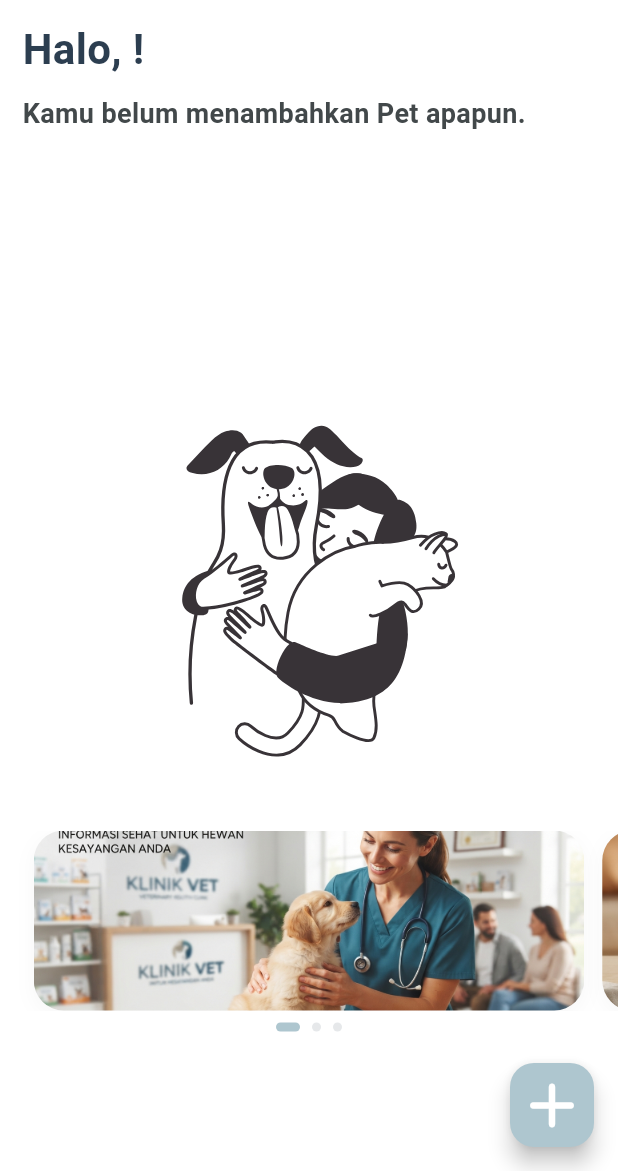
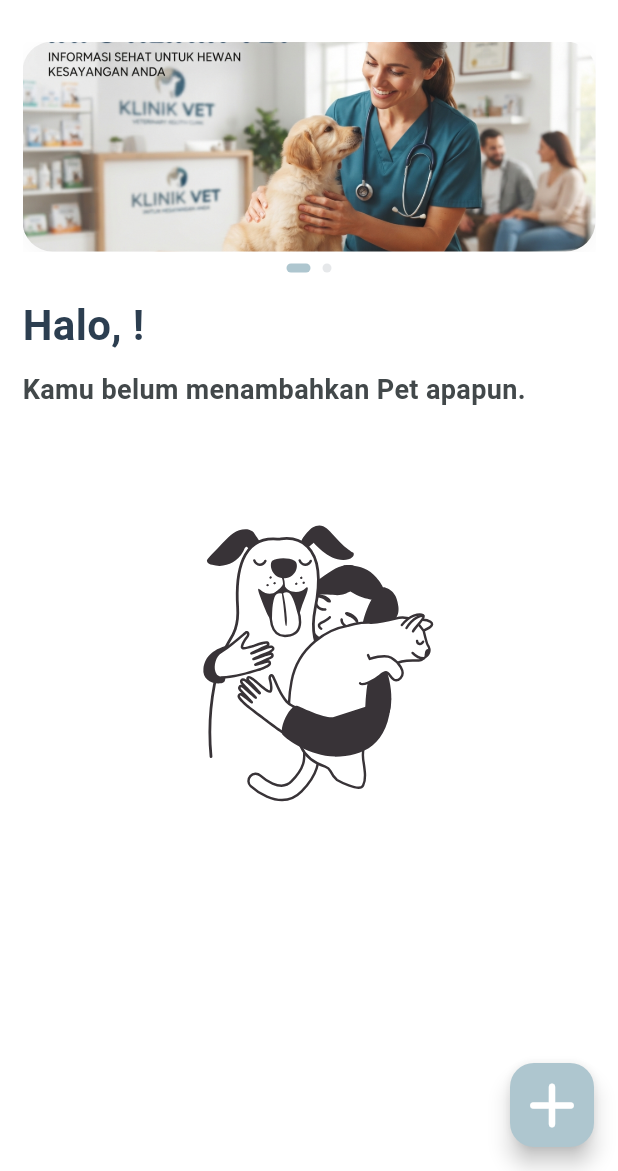
Before and after one commit to faizmuhamad14/latihan_project, a Flutter app: the HomePageScreen screen opened directly with empty values, on a phone screen of 412 x 824 dp, the part 65-1236 px from its top. Run offline on Flutter 3.47's test engine with Material 3 defaults, Android fonts, the phone set to English and light mode, and no system bars; our stand-ins replace cloud_firestore, firebase_auth, firebase_core, image_picker, lottie, persistent_bottom_nav_bar_v2 and 2 more; accounts and stored records are empty.

Commit message:
Fixing to Use in firebase

```diff
--- a/sobatbulu/lib/pages/home.dart
+++ b/sobatbulu/lib/pages/home.dart
@@ -60,6 +60,10 @@ class _MyWidgetState extends State<HomePageScreen> {
           final pets = snapshot.data!;
           return Column(
             children: [
+              const SizedBox(height: 15),
+              // Carousel Banner Section
+              const HomeCarousel(),
+              const SizedBox(height: 15),
               Align(
                 alignment: Alignment.centerLeft,
                 child: Padding(
@@ -84,12 +88,12 @@ class _MyWidgetState extends State<HomePageScreen> {
                                   "Kamu belum menambahkan Pet apapun.",
                                   style: AppTextStyle.subtitle,
                                 ),
-                                SizedBox(height: 150),
+                                const SizedBox(height: 40),
                                 Center(
                                   child: Lottie.asset(
                                     "assets/lottie/addPet.json",
-                                    width: 300,
-                                    height: 300,
+                                    width: 250,
+                                    height: 250,
                                   ),
                                 ),
                               ],
@@ -108,9 +112,6 @@ class _MyWidgetState extends State<HomePageScreen> {
                   ),
                 ),
               ),
-              const SizedBox(height: 15),
-              // Carousel Banner Section
-              const HomeCarousel(),
               const SizedBox(height: 15),
               Expanded(
                 child: FutureBuilder<List<PetModel>>(
@@ -708,41 +709,35 @@ class _HomeCarouselState extends State<HomeCarousel> {
   late PageController _pageController;
   Timer? _timer;
 
-  // Placeholder list of image assets (user can replace these later)
   final List<String> _carouselImages = [
     "assets/images/carousel1.png",
     "assets/images/carousel2.png",
-    "assets/images/banner3.jpg",
   ];
 
   final List<String> _bannerTitles = [
     "Edukasi Sobat Bulu",
     "Promo Makanan Kucing",
-    "Klinik Vet Terdekat",
   ];
 
   final List<String> _bannerSubtitles = [
     "Pelajari tips merawat hewan peliharaan agar selalu sehat.",
     "Dapatkan diskon hingga 20% untuk makanan kucing premium.",
-    "Temukan rekomendasi klinik dokter hewan terbaik di sekitar Anda.",
   ];
 
   final List<Color> _placeholderGradientsStart = [
     const Color(0xFFaec6cf), // primary pastel blue
     const Color(0xFFffdab9), // peach
-    const Color(0xFFb2d8b2), // pastel green
   ];
 
   final List<Color> _placeholderGradientsEnd = [
     const Color(0xFF7A9FA9),
     const Color(0xFFE4A26F),
-    const Color(0xFF75A475),
   ];
 
   @override
   void initState() {
     super.initState();
-    _pageController = PageController(initialPage: 0, viewportFraction: 0.92);
+    _pageController = PageController(initialPage: 0, viewportFraction: 1.0);
     _timer = Timer.periodic(const Duration(seconds: 4), (Timer timer) {
       if (_currentIndex < _carouselImages.length - 1) {
         _currentIndex++;
@@ -768,10 +763,12 @@ class _HomeCarouselState extends State<HomeCarousel> {
 
   @override
   Widget build(BuildContext context) {
-    return Column(
+    return Padding(
+      padding: const EdgeInsets.symmetric(horizontal: 15.0),
+      child: Column(
         children: [
           SizedBox(
-          height: 120, // Modest size, not too big
+            height: 140, // Elegant height for banner
             child: PageView.builder(
               controller: _pageController,
               onPageChanged: (index) {
@@ -782,7 +779,6 @@ class _HomeCarouselState extends State<HomeCarousel> {
               itemCount: _carouselImages.length,
               itemBuilder: (context, index) {
                 return Container(
-                margin: const EdgeInsets.symmetric(horizontal: 6),
                   decoration: BoxDecoration(
                     borderRadius: BorderRadius.circular(20),
                     boxShadow: [
@@ -872,9 +868,7 @@ class _HomeCarouselState extends State<HomeCarousel> {
                                     child: Icon(
                                       index == 0
                                           ? Icons.library_books_rounded
-                                        : (index == 1
-                                              ? Icons.local_offer_rounded
-                                              : Icons.local_hospital_rounded),
+                                          : Icons.local_offer_rounded,
                                       size: 40,
                                       color: Colors.white.withAlpha(140),
                                     ),
@@ -911,6 +905,7 @@ class _HomeCarouselState extends State<HomeCarousel> {
             ),
           ),
         ],
+      ),
     );
   }
 }
```
Also changed, not shown: 1 other file. Lines whose indentation alone changed are shown as unchanged.
